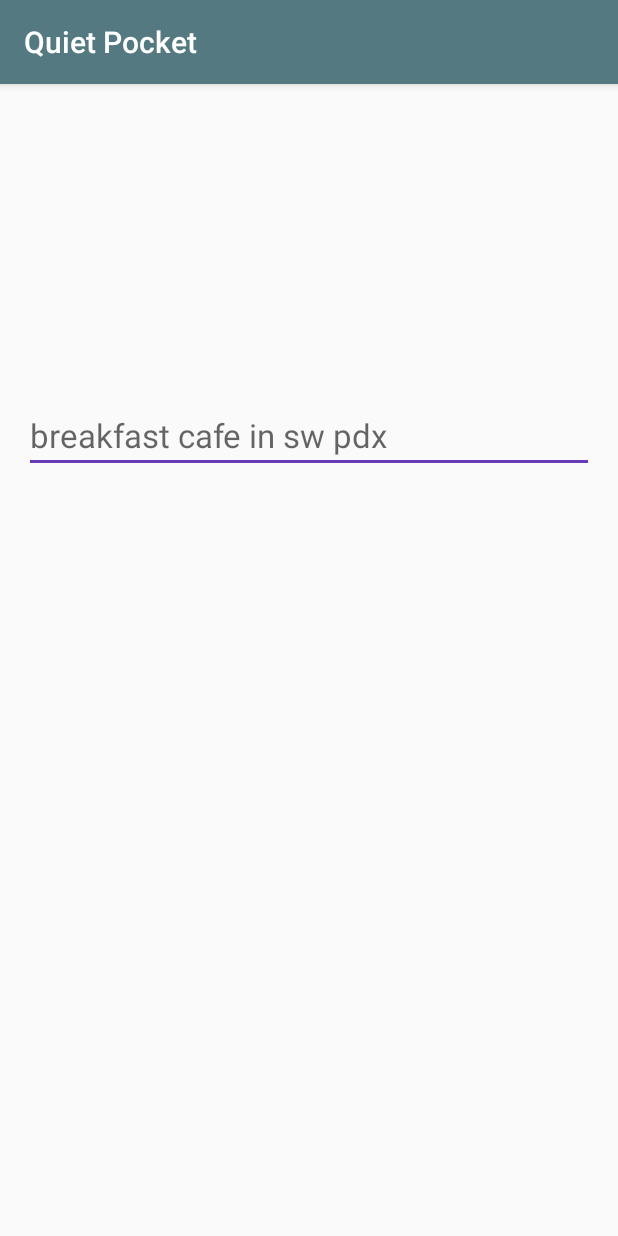
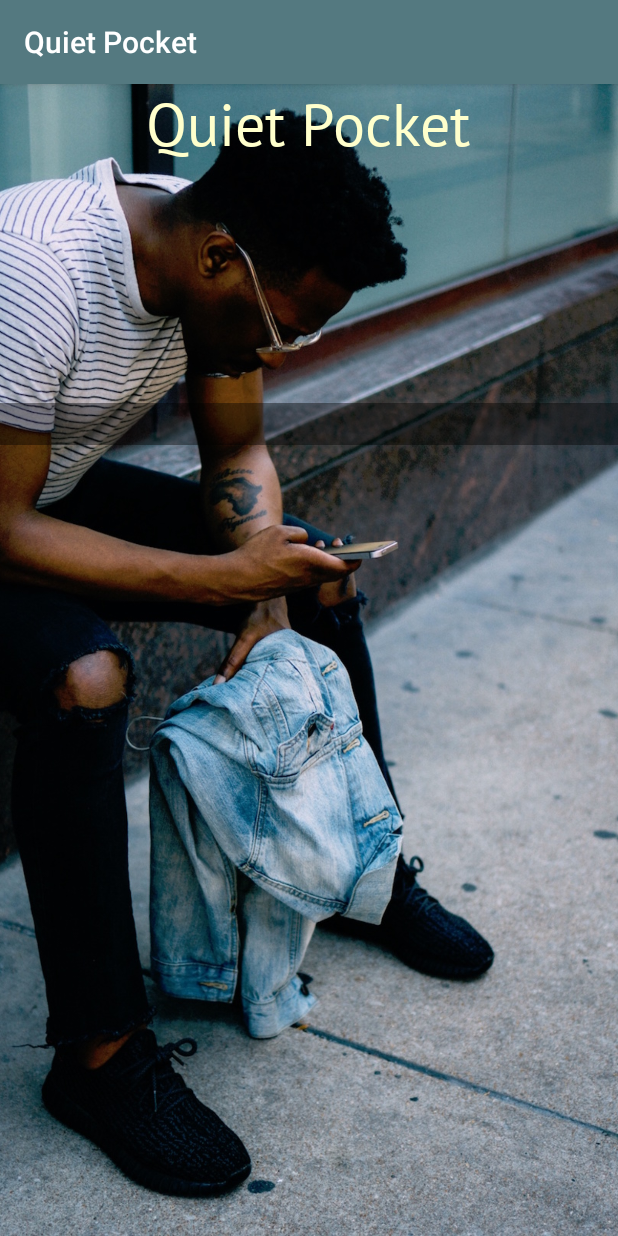
Before and after one commit to CalebPaul/Quiet-Pocket---Android, an Android app: the screen it shows after launch (QueryActivity), on a phone screen of 412 x 824 dp. Run offline under Robolectric (Android 15) with nearby library versions, the phone set to English and light mode, and no system bars; our stand-ins replace ButterKnife.

Commit message:
add bg image and styling to queryActivity

```diff
--- a/app/src/main/res/layout/activity_main.xml
+++ b/app/src/main/res/layout/activity_main.xml
@@ -22,7 +22,7 @@
             android:id="@+id/lat"
             android:layout_width="wrap_content"
             android:layout_height="wrap_content"
-            android:textColor="@color/white"
+            android:textColor="@color/colorWhite"
             android:layout_weight="0.5"
             android:text="Lat: " />
 
@@ -31,7 +31,7 @@
             android:id="@+id/lon"
             android:layout_width="wrap_content"
             android:layout_height="wrap_content"
-            android:textColor="@color/white"
+            android:textColor="@color/colorWhite"
             android:layout_weight="0.5"
             android:text="Long: " />
     </LinearLayout>
--- a/app/src/main/res/layout/activity_query.xml
+++ b/app/src/main/res/layout/activity_query.xml
@@ -4,25 +4,40 @@
     android:id="@+id/activity_query"
     android:layout_width="match_parent"
     android:layout_height="match_parent"
-    android:paddingBottom="@dimen/activity_vertical_margin"
-    android:paddingLeft="@dimen/activity_horizontal_margin"
-    android:paddingRight="@dimen/activity_horizontal_margin"
-    android:paddingTop="@dimen/activity_vertical_margin"
     tools:context="calebpaul.quietpocket.ui.QueryActivity">
+
+    <ImageView
+        android:layout_width="match_parent"
+        android:layout_height="match_parent"
+        android:id="@+id/titleImageView"
+        android:src="@drawable/background"
+        android:scaleType="centerCrop"/>
+
+    <TextView
+        android:text="Quiet Pocket"
+        android:layout_width="wrap_content"
+        android:layout_height="wrap_content"
+        android:layout_centerHorizontal="true"
+        android:textSize="40dp"
+        android:id="@+id/titleTextView"
+        android:textColor="@color/colorWhite" />
 
     <EditText
         android:layout_width="match_parent"
-        android:layout_height="wrap_content"
-        android:ems="10"
+        android:layout_height="28dp"
+        android:padding="0dp"
+        android:ems="12"
         android:ellipsize="start"
-        android:layout_alignParentTop="true"
-        android:layout_centerHorizontal="true"
-        android:layout_marginTop="193dp"
         android:id="@+id/queryEditText"
         android:inputType="text"
-        android:hint="breakfast cafe in sw pdx"
-        android:imeOptions="actionSend"
+        android:gravity="center"
+        android:imeOptions="actionGo"
         android:maxLines="1"
-        tools:textAppearance="@android:style/TextAppearance.Holo.Light.Widget.EditText"
-        android:textAppearance="@android:style/TextAppearance.Holo.Large" />
+        android:textColor="@color/colorWhite"
+        android:background="#66000000"
+        android:layout_below="@+id/titleTextView"
+        android:layout_alignParentStart="true"
+        android:layout_marginTop="160dp"
+        android:elevation="0dp" />
+
 </RelativeLayout>
```
Also changed, not shown: app/src/main/java/calebpaul/quietpocket/ui/MainActivity.java (+9 -8 lines), app/src/main/res/drawable/background.jpg (added).
